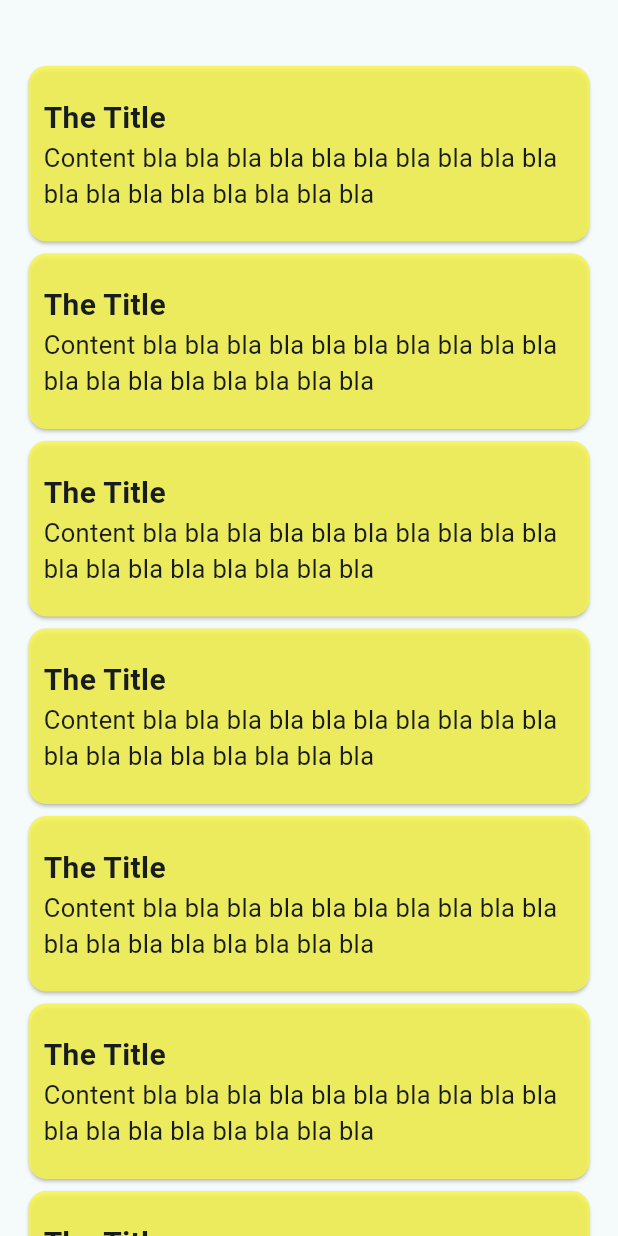
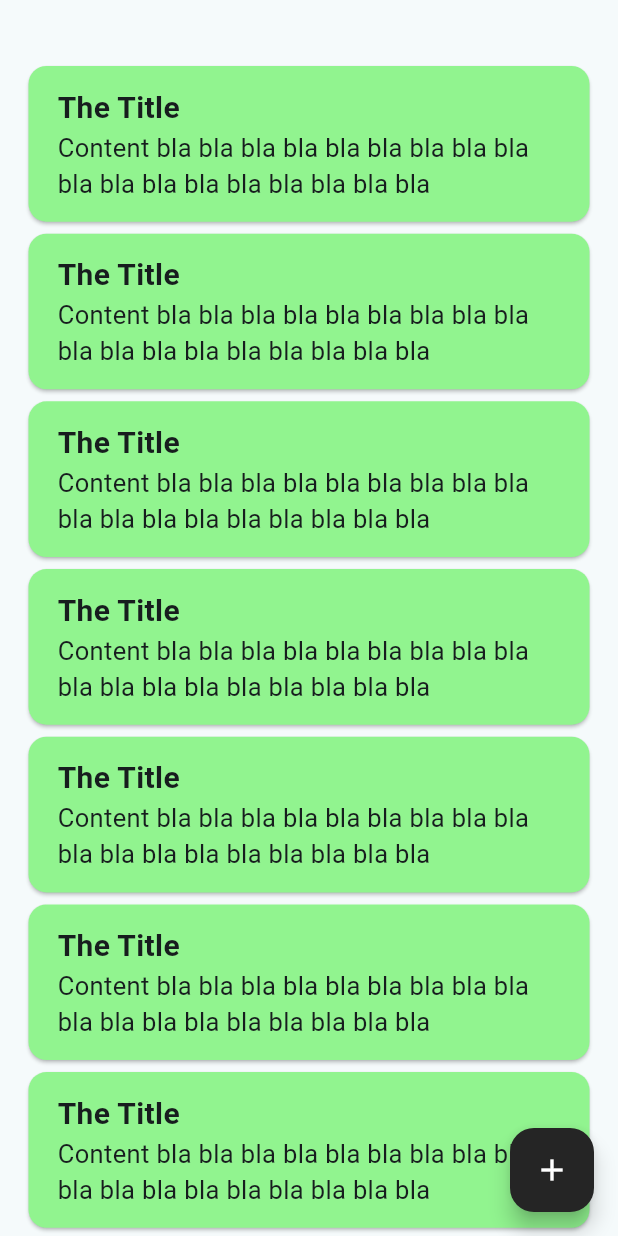
Before and after one commit to AhmedShehatah/Noted, a Flutter app: the screen it shows after launch, on a phone screen of 412 x 824 dp. Run offline on Flutter 3.47's test engine with Material 3 defaults, Android fonts, the phone set to English and light mode, and no system bars; drawn by our look-alikes of flutter_slidable; our stand-ins replace drift, get, get_it, logger, sqlite3_flutter_libs; missing offline and left inert: sqlite3; accounts and stored records are empty; generated files the repository leaves out were written again.

Commit message:
add & swap & colors

```diff
--- a/lib/app.dart
+++ b/lib/app.dart
@@ -2,7 +2,7 @@ import 'package:flutter/material.dart';
 import 'package:get/route_manager.dart';
 import 'core/constants/brand_colors.dart';
 import 'core/navigator/route_generator.dart';
-import 'data/models/notesList.dart';
+import 'features/notes_list_page.dart';
 
 class MyApp extends StatelessWidget {
   const MyApp({super.key});
@@ -18,7 +18,7 @@ class MyApp extends StatelessWidget {
             seedColor: BrandColors.white, background: BrandColors.grey),
         useMaterial3: true,
       ),
-      initialRoute: NotesList.routeName,
+      initialRoute: NotesListPage.routeName,
       builder: (BuildContext context, Widget? widget) {
         return Container(
           child: widget,
--- a/lib/core/navigator/route_generator.dart
+++ b/lib/core/navigator/route_generator.dart
@@ -1,6 +1,7 @@
 import 'package:animations/animations.dart';
 import 'package:flutter/material.dart';
-import '../../data/models/notesList.dart';
+
+import '../../features/notes_list_page.dart';
 
 class RouteGenerator {
   static Route? generateRoutes(RouteSettings settings) {
@@ -31,8 +32,8 @@ class RouteGenerator {
 
   static Widget getPage(RouteSettings settings, args) {
     switch (settings.name) {
-      case NotesList.routeName:
-        return const NotesList();
+      case NotesListPage.routeName:
+        return NotesListPage();
       default:
         settings = RouteSettings(
             arguments: settings.arguments, name: DefaultRoute.routeName);
--- a/lib/data/models/addIcon.dart
+++ /dev/null
@@ -1,21 +0,0 @@
-import 'package:flutter/material.dart';
-
-import '../../core/constants/brand_colors.dart';
-
-class AddIcon extends StatelessWidget {
-  const AddIcon({super.key});
-  static const String routeName = "/add";
-  @override
-  Widget build(BuildContext context) {
-    return Scaffold(
-      floatingActionButton: FloatingActionButton(
-        backgroundColor: BrandColors.grey,
-        child: const Icon(
-          Icons.add,
-          color: Colors.white,
-        ),
-        onPressed: () {},
-      ),
-    );
-  }
-}
--- a/lib/data/models/notesList.dart
+++ /dev/null
@@ -1,41 +0,0 @@
-import 'package:flutter/material.dart';
-import 'package:flutter/widgets.dart';
-
-class NotesList extends StatelessWidget {
-  const NotesList({super.key});
-  static const String routeName = "/notesListpage";
-  @override
-  Widget build(BuildContext context) {
-    return Scaffold(
-        body: Padding(
-      padding: const EdgeInsets.only(left: 15, right: 15, top: 40),
-      child: ListView.builder(
-        shrinkWrap: true,
-        itemCount: 8,
-        itemBuilder: (BuildContext context, int index) {
-          return const Card(
-            color: Color.fromARGB(212, 248, 245, 75),
-            child: Padding(
-              padding:
-                  EdgeInsets.only(top: 20, bottom: 20, left: 10, right: 10),
-              child: Column(
-                crossAxisAlignment: CrossAxisAlignment.start,
-                mainAxisAlignment: MainAxisAlignment.start,
-                children: [
-                  Text(
-                    "The Title",
-                    style: TextStyle(fontWeight: FontWeight.bold, fontSize: 20),
-                  ),
-                  Text(
-                    "Content bla bla bla bla bla bla bla bla bla bla bla bla bla bla bla bla bla bla",
-                    style: TextStyle(fontSize: 17),
-                  )
-                ],
-              ),
-            ),
-          );
-        },
-      ),
-    ));
-  }
-}
--- a/lib/features/notes_list_page.dart
+++ b/lib/features/notes_list_page.dart
@@ -1,43 +1,74 @@
 import 'package:flutter/material.dart';
 import 'package:flutter/widgets.dart';
 import 'dart:math' as math;
+import '../core/constants/brand_colors.dart';
+import '../core/utils/screen_utils.dart';
+import 'package:flutter_slidable/flutter_slidable.dart';
 
 // ignore: must_be_immutable
-class NotesListPage extends StatelessWidget {
-  NotesListPage({super.key});
+class NotesListPage extends StatefulWidget {
+  const NotesListPage({super.key});
   static const String routeName = "/notesListpage";
-  Color RandomCoolor = Color.fromARGB(
-      math.Random().nextInt(255),
-      math.Random().nextInt(255),
-      math.Random().nextInt(255),
-      math.Random().nextInt(255));
+
+  @override
+  State<NotesListPage> createState() => _NotesListPageState();
+}
+
+class _NotesListPageState extends State<NotesListPage> {
+  final List colors = const [
+    Color(0xFF91F48F),
+    Color(0xFFFF9E9E),
+    Color(0xFFFD99FF),
+    Color(0xFFFFF599),
+    Color(0xFF9EFFFF)
+  ];
+
   @override
   Widget build(BuildContext context) {
     return Scaffold(
+        floatingActionButton: FloatingActionButton(
+          backgroundColor: BrandColors.grey,
+          child: const Icon(
+            Icons.add,
+            color: Colors.white,
+          ),
+          onPressed: () {},
+        ),
         body: Padding(
           padding: const EdgeInsets.only(left: 15, right: 15, top: 40),
           child: ListView.builder(
             shrinkWrap: true,
             itemCount: 8,
             itemBuilder: (BuildContext context, int index) {
-          return const Card(
-            color: Color.fromARGB(212, 248, 245, 75),
+              return Slidable(
+                endActionPane:
+                    ActionPane(motion: const ScrollMotion(), children: [
+                  SlidableAction(
+                    onPressed: (context) {},
+                    icon: Icons.delete,
+                    backgroundColor: Color(0xFFFF0000),
+                  ),
+                ]),
+                child: Card(
+                  color: colors[math.Random().nextInt(colors.length)],
                   child: Padding(
-              padding:
-                  EdgeInsets.only(top: 20, bottom: 20, left: 10, right: 10),
-              child: Column(
+                    padding: EdgeInsets.symmetric(
+                        vertical: 20.height, horizontal: 10.width),
+                    child: const Column(
                       crossAxisAlignment: CrossAxisAlignment.start,
                       mainAxisAlignment: MainAxisAlignment.start,
                       children: [
                         Text(
                           "The Title",
-                    style: TextStyle(fontWeight: FontWeight.bold, fontSize: 20),
+                          style: TextStyle(
+                              fontWeight: FontWeight.bold, fontSize: 20),
                         ),
                         Text(
                           "Content bla bla bla bla bla bla bla bla bla bla bla bla bla bla bla bla bla bla",
                           style: TextStyle(fontSize: 17),
                         )
                       ],
+                    ),
                   ),
                 ),
               );
--- a/pubspec.yaml
+++ b/pubspec.yaml
@@ -24,6 +24,7 @@ dependencies:
   path: ^1.9.0
   animations: ^2.0.11
   intl: ^0.19.0
+  flutter_slidable: ^3.1.0
 
 dev_dependencies:
   flutter_test:
```
Also changed, not shown: pubspec.lock. Lines whose indentation alone changed are shown as unchanged.
